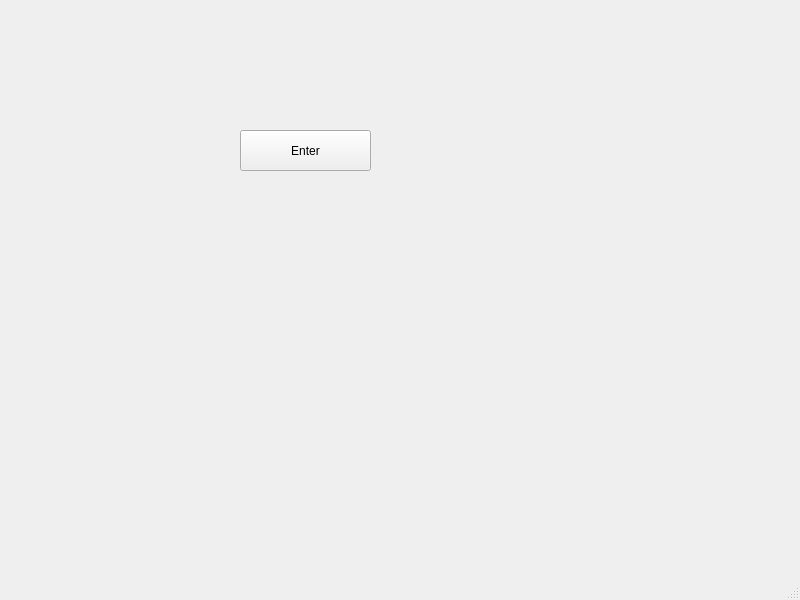
Above: mainwindow.ui from CharyPro/DoFun_PC before the change. Below: the same form after it.
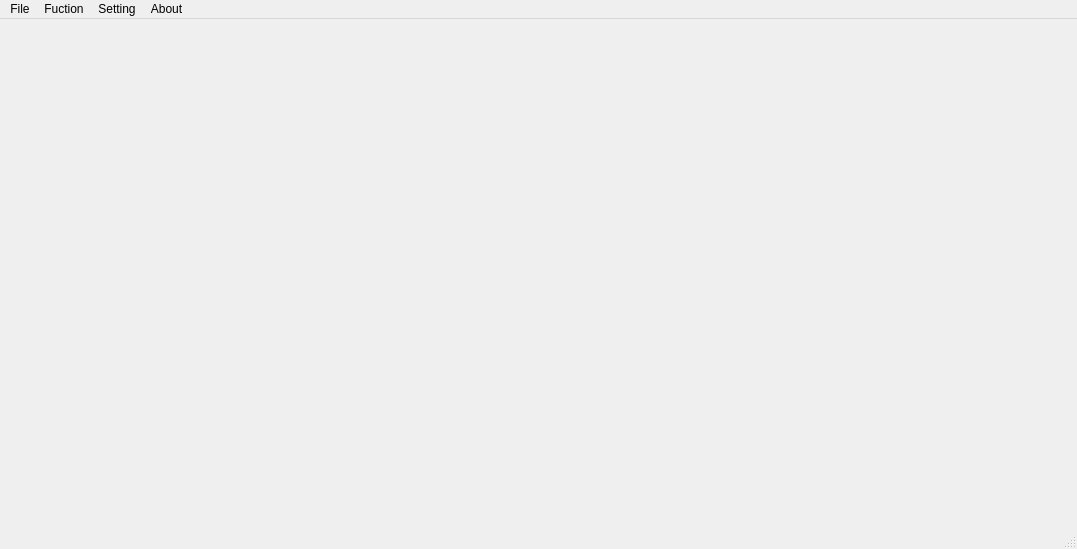
That is the form after the change.

What changed in the file:
```diff
--- a/mainwindow.ui
+++ b/mainwindow.ui
@@ -6,37 +6,55 @@
    <rect>
     <x>0</x>
     <y>0</y>
-    <width>800</width>
-    <height>600</height>
+    <width>1077</width>
+    <height>549</height>
    </rect>
   </property>
   <property name="windowTitle">
    <string>MainWindow</string>
   </property>
   <widget class="QWidget" name="centralwidget">
-   <widget class="QPushButton" name="pushButton">
-    <property name="geometry">
-     <rect>
-      <x>240</x>
-      <y>130</y>
-      <width>131</width>
-      <height>41</height>
-     </rect>
-    </property>
-    <property name="text">
-     <string>Enter</string>
-    </property>
-   </widget>
+   <layout class="QGridLayout" name="gridLayout"/>
   </widget>
   <widget class="QMenuBar" name="menubar">
    <property name="geometry">
     <rect>
      <x>0</x>
      <y>0</y>
-     <width>800</width>
+     <width>1077</width>
      <height>23</height>
     </rect>
    </property>
+   <widget class="QMenu" name="menuFile">
+    <property name="title">
+     <string>File</string>
+    </property>
+    <addaction name="actionOpen_A_Picture"/>
+    <addaction name="actionOpenCamera"/>
+    <addaction name="actionOpen_A_Video"/>
+    <addaction name="separator"/>
+   </widget>
+   <widget class="QMenu" name="menuFuction">
+    <property name="title">
+     <string>Fuction</string>
+    </property>
+    <addaction name="actionnormal"/>
+    <addaction name="actionexample"/>
+   </widget>
+   <widget class="QMenu" name="menuSetting">
+    <property name="title">
+     <string>Setting</string>
+    </property>
+   </widget>
+   <widget class="QMenu" name="menuAbout">
+    <property name="title">
+     <string>About</string>
+    </property>
+   </widget>
+   <addaction name="menuFile"/>
+   <addaction name="menuFuction"/>
+   <addaction name="menuSetting"/>
+   <addaction name="menuAbout"/>
   </widget>
   <widget class="QStatusBar" name="statusbar"/>
  </widget>
```
Left out of the diff: 30 changed lines with no effect on the pictures.
